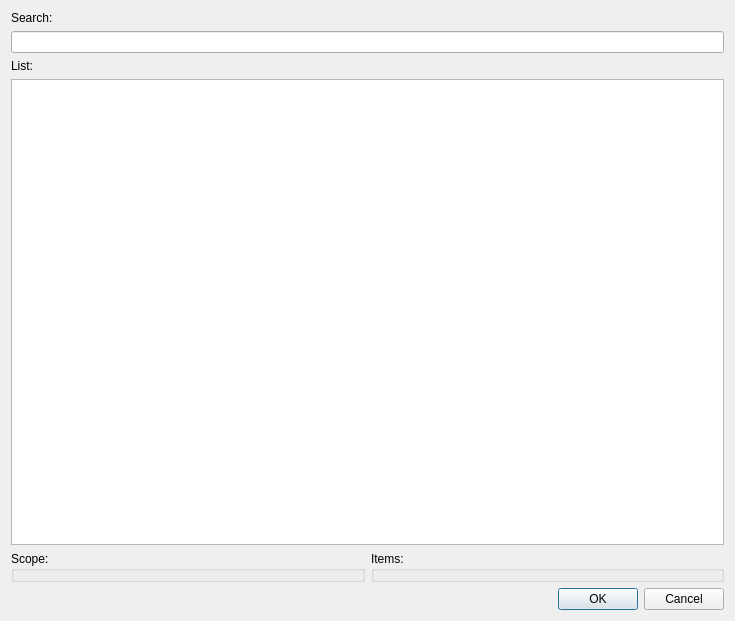
Above: plugins/quickopen/quickopen.ui from KDE/kdevelop before the change. Below: the same form after it.
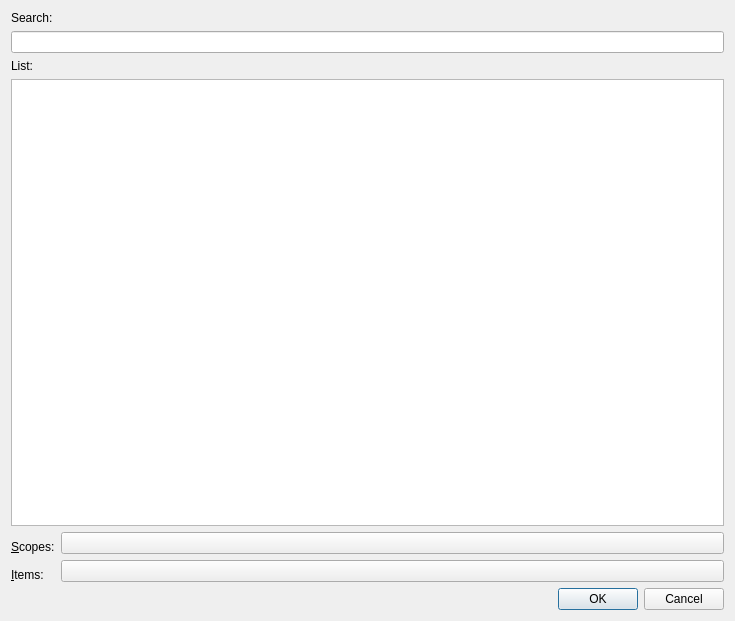
That is the form after the change. Custom widgets are drawn as their Qt base class.

Commit message: Re-do the way the active scopes and active items in the quickopen widget are shown: Use a button with a menu for each, where the button summarizes all activated items, and the menu shows all available items with a checkbox. This is slightly hacky, but works very good, and looks+feels a lot better then the previous checkboxes, and it also is very keyboard-accessible.

The edit to the form file:
```diff
--- a/plugins/quickopen/quickopen.ui
+++ b/plugins/quickopen/quickopen.ui
@@ -12,88 +12,84 @@
   <property name="windowTitle" >
    <string>Quick Open</string>
   </property>
-  <layout class="QGridLayout" >
-   <item row="0" column="0" >
-    <layout class="QVBoxLayout" >
-     <item>
+  <layout class="QGridLayout" name="gridLayout" >
+   <item row="0" column="0" colspan="2" >
       <widget class="QLabel" name="searchLabel" >
        <property name="text" >
         <string>Search:</string>
        </property>
       </widget>
      </item>
-     <item>
+   <item row="1" column="0" colspan="2" >
       <widget class="QLineEdit" name="searchLine" />
      </item>
-     <item>
+   <item row="2" column="0" colspan="2" >
       <widget class="QLabel" name="listLabel" >
        <property name="text" >
         <string>List:</string>
        </property>
       </widget>
      </item>
-     <item>
+   <item row="3" column="0" colspan="2" >
       <widget class="ExpandingTree" name="list" >
        <property name="focusPolicy" >
         <enum>Qt::NoFocus</enum>
        </property>
       </widget>
      </item>
-     <item>
-      <layout class="QHBoxLayout" >
-       <item>
-        <widget class="QGroupBox" name="scopeGroup" >
+   <item rowspan="2" row="4" column="0" >
+    <widget class="QLabel" name="label" >
          <property name="sizePolicy" >
-          <sizepolicy vsizetype="Maximum" hsizetype="Preferred" >
+      <sizepolicy vsizetype="Preferred" hsizetype="Fixed" >
            <horstretch>0</horstretch>
            <verstretch>0</verstretch>
           </sizepolicy>
          </property>
-         <property name="minimumSize" >
-          <size>
-           <width>0</width>
-           <height>0</height>
-          </size>
-         </property>
-         <property name="title" >
-          <string>Scope:</string>
-         </property>
-         <property name="alignment" >
-          <set>Qt::AlignLeading|Qt::AlignLeft|Qt::AlignTop</set>
-         </property>
-         <property name="flat" >
-          <bool>true</bool>
+     <property name="text" >
+      <string>&amp;Scopes:</string>
+     </property>
+     <property name="buddy" >
+      <cstring>scopesButton</cstring>
+     </property>
+    </widget>
+   </item>
+   <item row="4" column="1" >
+    <widget class="QPushButton" name="scopesButton" >
+     <property name="text" >
+      <string/>
+     </property>
+     <property name="autoDefault" >
+      <bool>false</bool>
          </property>
         </widget>
        </item>
-       <item>
-        <widget class="QGroupBox" name="itemsGroup" >
+   <item rowspan="2" row="5" column="1" >
+    <widget class="QPushButton" name="itemsButton" >
+     <property name="text" >
+      <string/>
+     </property>
+     <property name="autoDefault" >
+      <bool>false</bool>
+     </property>
+    </widget>
+   </item>
+   <item row="6" column="0" >
+    <widget class="QLabel" name="label_2" >
          <property name="sizePolicy" >
-          <sizepolicy vsizetype="Maximum" hsizetype="Preferred" >
+      <sizepolicy vsizetype="Preferred" hsizetype="Fixed" >
            <horstretch>0</horstretch>
            <verstretch>0</verstretch>
           </sizepolicy>
          </property>
-         <property name="minimumSize" >
-          <size>
-           <width>0</width>
-           <height>0</height>
-          </size>
-         </property>
-         <property name="title" >
-          <string>Items:</string>
-         </property>
-         <property name="alignment" >
-          <set>Qt::AlignLeading|Qt::AlignLeft|Qt::AlignTop</set>
-         </property>
-         <property name="flat" >
-          <bool>true</bool>
-         </property>
-        </widget>
-       </item>
-      </layout>
-     </item>
-     <item>
+     <property name="text" >
+      <string>&amp;Items:</string>
+     </property>
+     <property name="buddy" >
+      <cstring>itemsButton</cstring>
+     </property>
+    </widget>
+   </item>
+   <item row="7" column="0" colspan="2" >
       <widget class="QDialogButtonBox" name="buttonBox" >
        <property name="orientation" >
         <enum>Qt::Horizontal</enum>
@@ -102,8 +98,6 @@
         <set>QDialogButtonBox::Cancel|QDialogButtonBox::Ok</set>
        </property>
       </widget>
-     </item>
-    </layout>
    </item>
   </layout>
  </widget>
```
Lines whose indentation alone changed are shown as unchanged. The commit also changes 2 other files.
